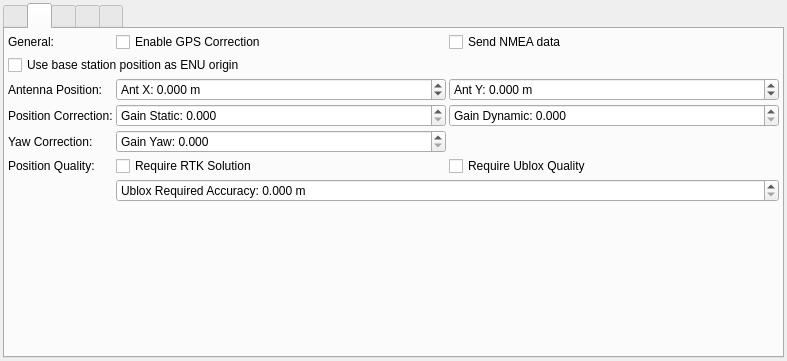
Qt form Linux/RControlStation/confcommonwidget.ui (GunnarLarssonSLU/rise_sdvp) before a commit.
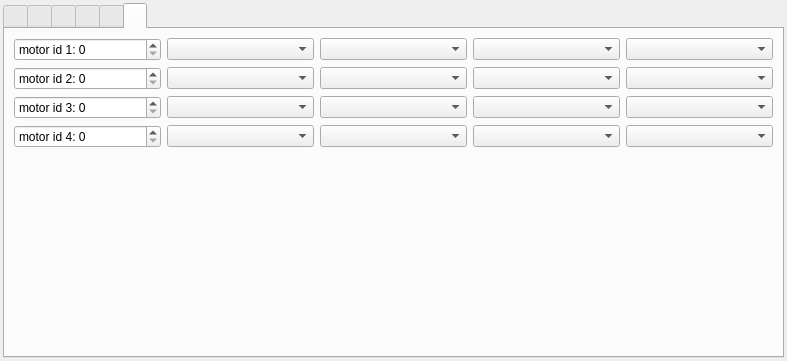
The same form after that commit. Icons and pictures are not drawn.

Commit message: add interface for flexible motor control

```diff
--- a/Linux/RControlStation/confcommonwidget.ui
+++ b/Linux/RControlStation/confcommonwidget.ui
@@ -44,7 +44,7 @@
       <enum>QTabWidget::Rounded</enum>
      </property>
      <property name="currentIndex">
-      <number>1</number>
+      <number>5</number>
      </property>
      <widget class="QWidget" name="tab_7">
       <attribute name="icon">
@@ -972,6 +972,118 @@
        </item>
       </layout>
      </widget>
+     <widget class="QWidget" name="tab_Motors">
+      <attribute name="icon">
+       <iconset resource="resources.qrc">
+        <normaloff>:/models/Icons/Settings-96.png</normaloff>:/models/Icons/Settings-96.png</iconset>
+      </attribute>
+      <attribute name="title">
+       <string/>
+      </attribute>
+      <layout class="QGridLayout" name="gridLayout_Motor">
+       <item row="3" column="0">
+        <widget class="QDoubleSpinBox" name="doubleSpinBox_4">
+         <property name="prefix">
+          <string>motor id 4: </string>
+         </property>
+         <property name="decimals">
+          <number>0</number>
+         </property>
+        </widget>
+       </item>
+       <item row="0" column="3">
+        <widget class="QComboBox" name="comboBox_motor1_action"/>
+       </item>
+       <item row="0" column="2">
+        <widget class="QComboBox" name="comboBox_motor1_id"/>
+       </item>
+       <item row="2" column="2">
+        <widget class="QComboBox" name="comboBox_motor3_id"/>
+       </item>
+       <item row="3" column="3">
+        <widget class="QComboBox" name="comboBox_motor4_action"/>
+       </item>
+       <item row="0" column="1">
+        <widget class="QComboBox" name="comboBox_motor1_type"/>
+       </item>
+       <item row="4" column="0">
+        <spacer name="verticalSpacer_2">
+         <property name="orientation">
+          <enum>Qt::Orientation::Vertical</enum>
+         </property>
+         <property name="sizeHint" stdset="0">
+          <size>
+           <width>20</width>
+           <height>40</height>
+          </size>
+         </property>
+        </spacer>
+       </item>
+       <item row="1" column="1">
+        <widget class="QComboBox" name="comboBox_motor2_type"/>
+       </item>
+       <item row="2" column="1">
+        <widget class="QComboBox" name="comboBox_motor3_type"/>
+       </item>
+       <item row="1" column="0">
+        <widget class="QDoubleSpinBox" name="doubleSpinBox_2">
+         <property name="prefix">
+          <string>motor id 2: </string>
+         </property>
+         <property name="decimals">
+          <number>0</number>
+         </property>
+        </widget>
+       </item>
+       <item row="2" column="3">
+        <widget class="QComboBox" name="comboBox_motor3_action"/>
+       </item>
+       <item row="0" column="0">
+        <widget class="QDoubleSpinBox" name="doubleSpinBox">
+         <property name="prefix">
+          <string>motor id 1: </string>
+         </property>
+         <property name="decimals">
+          <number>0</number>
+         </property>
+        </widget>
+       </item>
+       <item row="1" column="3">
+        <widget class="QComboBox" name="comboBox_motor2_action"/>
+       </item>
+       <item row="3" column="1">
+        <widget class="QComboBox" name="comboBox_motor4_type"/>
+       </item>
+       <item row="1" column="2">
+        <widget class="QComboBox" name="comboBox_motor2_id"/>
+       </item>
+       <item row="2" column="0">
+        <widget class="QDoubleSpinBox" name="doubleSpinBox_3">
+         <property name="prefix">
+          <string>motor id 3: </string>
+         </property>
+         <property name="decimals">
+          <number>0</number>
+         </property>
+        </widget>
+       </item>
+       <item row="3" column="2">
+        <widget class="QComboBox" name="comboBox_motor4_id"/>
+       </item>
+       <item row="0" column="4">
+        <widget class="QComboBox" name="comboBox_motor1_mode"/>
+       </item>
+       <item row="1" column="4">
+        <widget class="QComboBox" name="comboBox_motor2_mode"/>
+       </item>
+       <item row="2" column="4">
+        <widget class="QComboBox" name="comboBox_motor3_mode"/>
+       </item>
+       <item row="3" column="4">
+        <widget class="QComboBox" name="comboBox_motor4_mode"/>
+       </item>
+      </layout>
+     </widget>
     </widget>
    </item>
   </layout>
```
Left out of the diff: 14 changed lines with no effect on the pictures. The commit also changes 7 other files.
